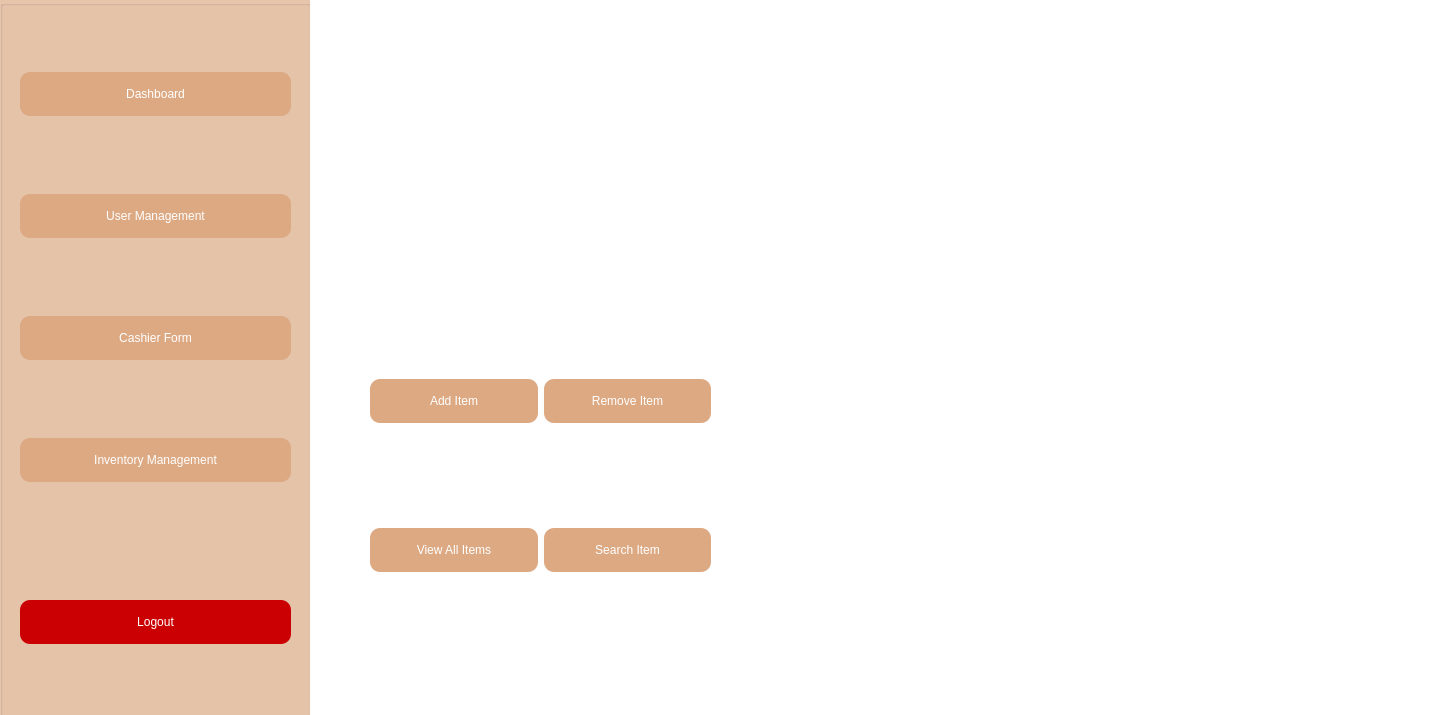
Before: the Qt Designer form mainform.ui in kr8457/BakeryPOS-Qt, drawn with Qt 5.
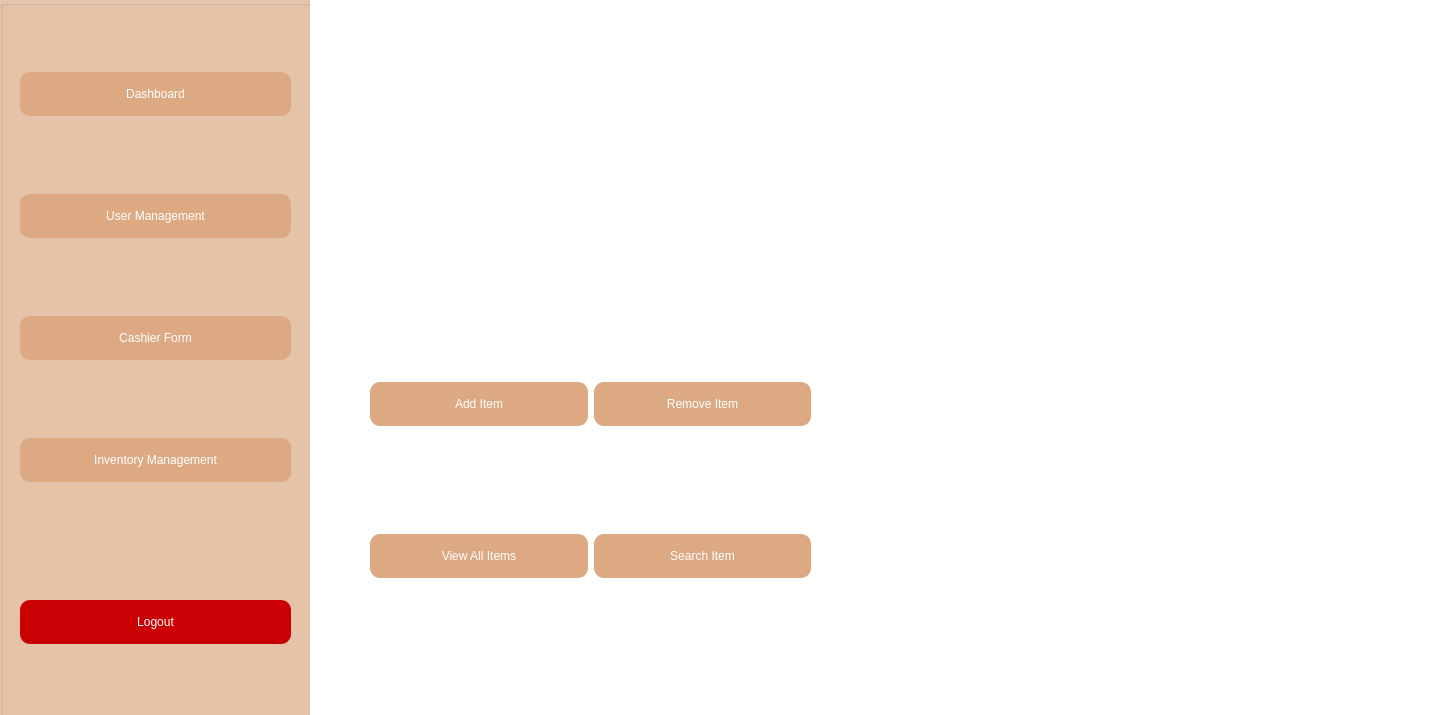
After: the same form once the commit is applied. The open tabs and pages were chosen to show the change.

Commit message: renaming the ui elements and adding logout functionality

What changed in the file:
```diff
--- a/mainform.ui
+++ b/mainform.ui
@@ -373,8 +373,8 @@
        <rect>
         <x>60</x>
         <y>300</y>
-        <width>341</width>
-        <height>391</height>
+        <width>441</width>
+        <height>401</height>
        </rect>
       </property>
       <layout class="QVBoxLayout" name="verticalLayout_2">
```
Left out of the diff: 30 changed lines with no effect on the pictures. The commit also changes 2 other files.
